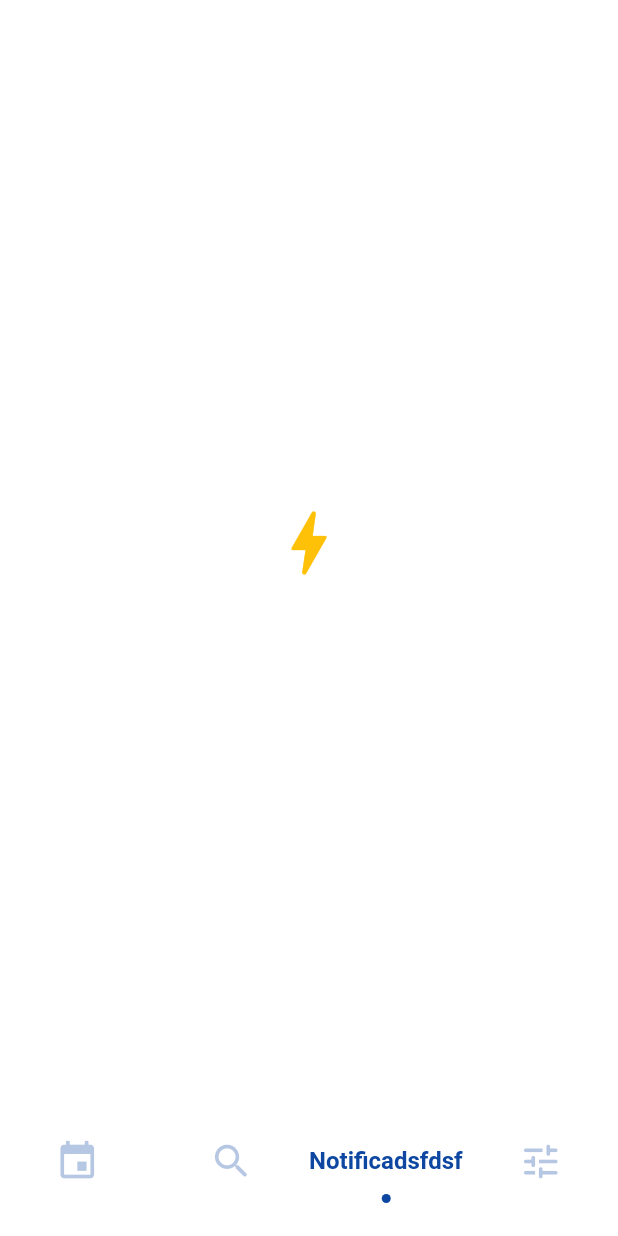
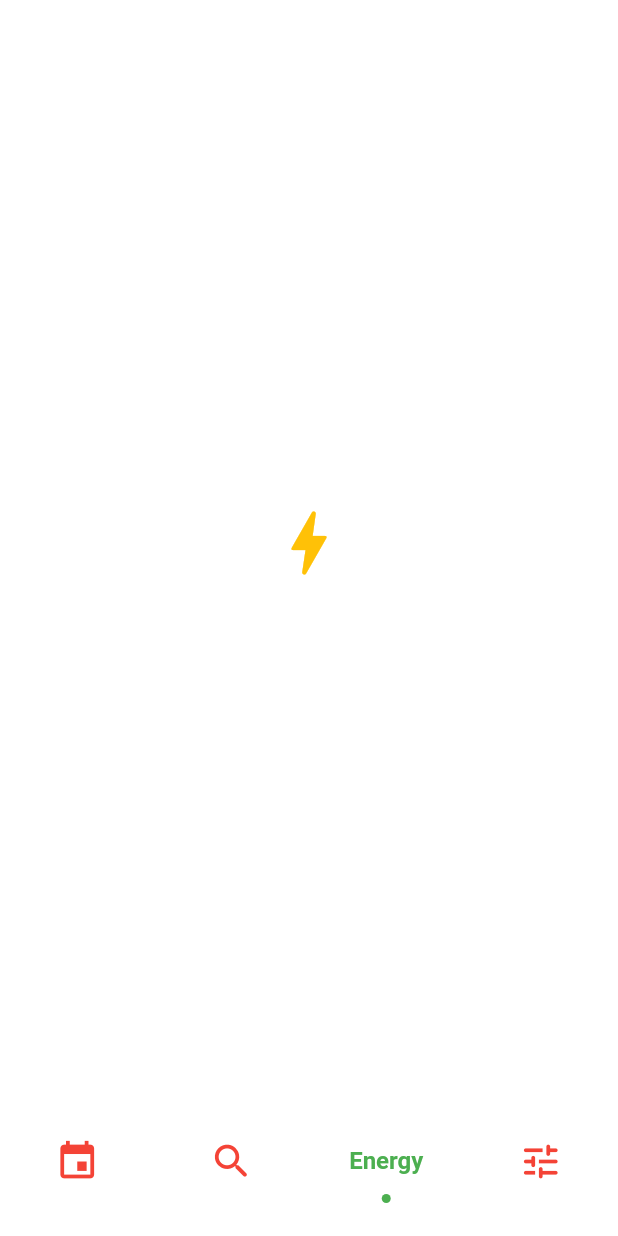
Before and after one commit to watery-desert/sliding_clipped_nav_bar, a Flutter app: the screen it shows after launch, item 3 of the bottom bar chosen, on a phone screen of 412 x 824 dp. Run offline on Flutter 3.47's test engine with Material 2 defaults, Android fonts, the phone set to English and light mode, and no system bars.

Commit message:
added colorful constructor

```diff
--- a/example/lib/main.dart
+++ b/example/lib/main.dart
@@ -36,7 +36,7 @@ class _MyHomePageState extends State<MyHomePage> {
   @override
   Widget build(BuildContext context) {
     return Scaffold(
-      backgroundColor: Colors.white70,
+      backgroundColor: Colors.white,
       body: PageView(
         controller: controller,
         children: [
@@ -82,24 +82,34 @@ class _MyHomePageState extends State<MyHomePage> {
         },
         iconSize: 30,
         // 24 should be okay
-        activeColor: Colors.blue[900]!,
+        // activeColor:  Color(0xFF01579B),
+        activeColor: Colors.green,
+        inactiveColor: Colors.red,
         selectedIndex: selectedIndex,
         barItems: [
           BarItem(
             icon: Icons.event,
             title: 'Events',
+            // activeColor: Colors.amber,
+            // inactiveColor: Colors.red,
           ),
           BarItem(
             icon: Icons.search_rounded,
             title: 'Search',
+            // activeColor: Colors.red,
+            // inactiveColor: Colors.green,
           ),
           BarItem(
             icon: Icons.bolt_rounded,
-            title: 'Notificadsfdsfdsfdsfdstion',
+            title: 'Energy',
+            // activeColor: Colors.green,
+            // inactiveColor: Colors.blue,
           ),
           BarItem(
             icon: Icons.tune_rounded,
             title: 'Settings',
+            // activeColor: Colors.purple,
+            // inactiveColor: Colors.brown,
           ),
         ],
       ),
--- a/lib/sliding_clipped_nav_bar.dart
+++ b/lib/sliding_clipped_nav_bar.dart
@@ -1,5 +1,6 @@
 library sliding_clipped_nav_bar;
 
+import 'package:flutter/cupertino.dart';
 import 'package:flutter/material.dart';
 export 'src/menu_item.dart';
 import 'src/menu_item.dart';
@@ -16,10 +17,10 @@ class SlidingClippedNavBar extends StatelessWidget {
   final double iconSize;
 
   /// Color of the selected item which indicate selected.
-  final Color activeColor;
+  final Color? _activeColor;
 
   /// Inactive color of item, which actually color icons.
-  final Color? inactiveColor;
+  final Color? _inactiveColor;
 
   /// Callback when item is pressed.
   final OnButtonPressCallback onButtonPressed;
@@ -31,11 +32,33 @@ class SlidingClippedNavBar extends StatelessWidget {
     required this.barItems,
     required this.selectedIndex,
     required this.onButtonPressed,
+    required Color activeColor,
+    Color? inactiveColor,
     this.iconSize = 30,
-    this.activeColor = const Color(0xFF01579B),
     this.backgroundColor = Colors.white,
-    this.inactiveColor,
-  })  : assert(barItems.length > 1, 'You must provide minimum 2 Menu items'),
+  })  : assert(
+            !barItems.any((element) =>
+                (element.activeColor != null || element.inactiveColor != null)),
+            '''You don\'t need to assign each item active & inactive color,
+            when you already assigned global active color.'''),
+        _activeColor = activeColor,
+        _inactiveColor = inactiveColor ?? activeColor.withOpacity(0.3),
+        assert(barItems.length > 1, 'You must provide minimum 2 Menu items'),
+        assert(barItems.length < 5, 'Maximum menu item count is 4');
+
+  SlidingClippedNavBar.colorful({
+    required this.barItems,
+    required this.selectedIndex,
+    required this.onButtonPressed,
+    this.iconSize = 30,
+    this.backgroundColor = Colors.white,
+  })  : assert(
+            !barItems.any((element) =>
+                (element.activeColor == null || element.inactiveColor == null)),
+            'You need to assign each item active & inactive color'),
+        _activeColor = null,
+        _inactiveColor = null,
+        assert(barItems.length > 1, 'You must provide minimum 2 Menu items'),
         assert(barItems.length < 5, 'Maximum menu item count is 4');
 
   @override
@@ -43,8 +66,8 @@ class SlidingClippedNavBar extends StatelessWidget {
     return BuildBar(
       buttons: barItems,
       iconSize: iconSize,
-      activeColor: activeColor,
-      inactiveColor: inactiveColor ?? activeColor.withOpacity(0.3),
+      activeColor: _activeColor,
+      inactiveColor: _inactiveColor,
       backgroundColor: backgroundColor,
       onButtonPress: onButtonPressed,
       selectedIndex: selectedIndex,
--- a/lib/src/build_bar.dart
+++ b/lib/src/build_bar.dart
@@ -7,12 +7,10 @@ typedef OnButtonPressCallback = void Function(int index);
 
 class BuildBar extends StatelessWidget {
   final List<BarItem> buttons;
-
   final int selectedIndex;
   final double iconSize;
-  final Color activeColor;
-  final Color inactiveColor;
-
+  final Color? activeColor;
+  final Color? inactiveColor;
   final OnButtonPressCallback onButtonPress;
   final Color backgroundColor;
 
@@ -45,12 +43,12 @@ class BuildBar extends StatelessWidget {
               icon: item.icon,
               size: iconSize,
               title: item.title,
-              activeColor: activeColor,
+              activeColor: item.activeColor ?? activeColor!,
+              inactiveColor: item.inactiveColor ?? inactiveColor!,
               index: buttonIndex,
               isSelected: buttonIndex == selectedIndex ? true : false,
               onTap: onButtonPress,
               slidingCardColor: backgroundColor,
-              inactiveColor: inactiveColor,
               itemCount: buttons.length,
             );
           },
--- a/lib/src/menu_item.dart
+++ b/lib/src/menu_item.dart
@@ -4,10 +4,18 @@ class BarItem {
   /// ber item icon which shown when item is inactive.
   final IconData icon;
 
+  /// active color of the item, required when use SlidingClippedNavBar.coloredItems
+  final Color? activeColor;
+
+  /// inactiveColor color of the item, required when use SlidingClippedNavBar.coloredItems
+  final Color? inactiveColor;
+
   /// ber item text which shown when item is active.
   final String title;
   BarItem({
     required this.title,
     required this.icon,
+    this.activeColor,
+    this.inactiveColor,
   });
 }
```
Also changed, not shown: 1 other file.
